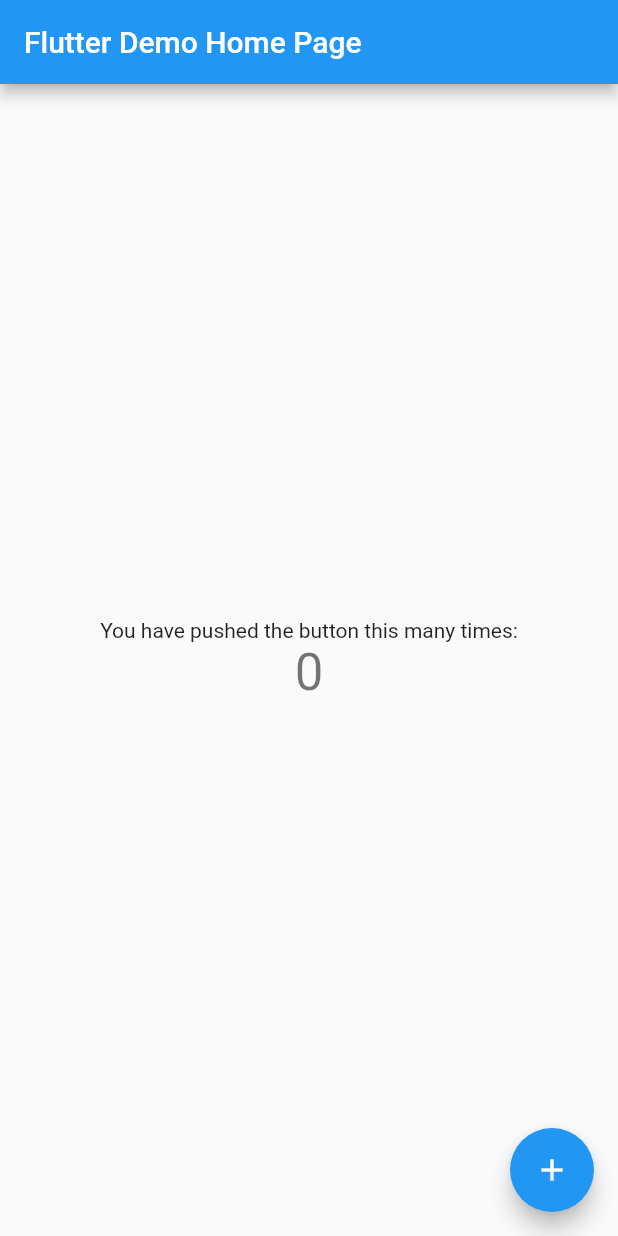
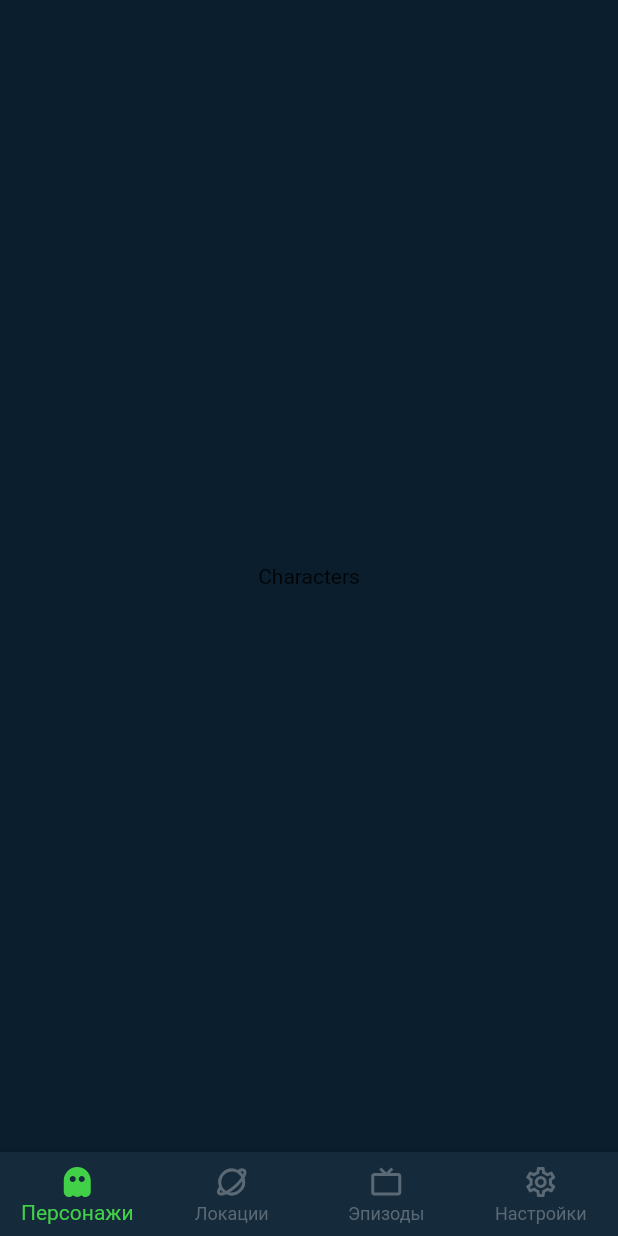
Before and after one commit to Kolyanchik1115/rick_morty, a Flutter app: the screen it shows after launch, on a phone screen of 412 x 824 dp. Run offline on Flutter 3.47's test engine with Material 2 defaults, Android fonts, the phone set to English and light mode, and no system bars; our stand-ins replace icons_plus.

Commit message:
Add nav bar with custom icons

```diff
--- /dev/null
+++ b/lib/config/app_router.dart
@@ -0,0 +1,38 @@
+import 'package:flutter/material.dart';
+import 'package:rick_morty/screens/character/character_screen.dart';
+import 'package:rick_morty/screens/episode/episode.dart';
+import 'package:rick_morty/screens/home/home_screen.dart';
+import 'package:rick_morty/screens/location/location.dart';
+import 'package:rick_morty/screens/settings/settings.dart';
+
+class AppRouter {
+  static Route onGenerationRoute(RouteSettings settings) {
+    debugPrint('This is route: ${settings.name}');
+
+    switch (settings.name) {
+      case '/':
+        return HomeScreen.route();
+      case '/character':
+        return CharacterScreen.route();
+      case '/location':
+        return LocationScreen.route();
+      case '/settings':
+        return SettingsScreen.route();
+      case '/episode':
+        return EpisodeScreen.route();
+      default:
+        return _errorRoute();
+    }
+  }
+
+  static Route _errorRoute() {
+    return MaterialPageRoute(
+      settings: const RouteSettings(name: '/error'),
+      builder: (_) => Scaffold(
+        appBar: AppBar(
+          title: const Text('Error'),
+        ),
+      ),
+    );
+  }
+}
--- /dev/null
+++ b/lib/config/theme.dart
@@ -0,0 +1,39 @@
+import 'package:flutter/material.dart';
+
+ThemeData theme() {
+  return ThemeData(
+    scaffoldBackgroundColor: const Color(0xff0B1E2D),
+    bottomNavigationBarTheme: const BottomNavigationBarThemeData(
+      backgroundColor: Color(0xff152A3A),
+      selectedItemColor: Color(0xff43D049),
+      unselectedItemColor: Color(0xff5B6975),
+    ),
+    fontFamily: 'Roboto',
+    textTheme: textTheme(),
+  );
+}
+
+TextTheme textTheme() {
+  return const TextTheme(
+    displayLarge: TextStyle(
+      color: Colors.white,
+      fontSize: 16,
+      fontWeight: FontWeight.bold,
+    ),
+    displayMedium: TextStyle(
+      color: Colors.blueAccent,
+      fontSize: 12,
+      fontWeight: FontWeight.bold,
+    ),
+    titleLarge: TextStyle(
+      color: Colors.blueAccent,
+      fontSize: 10,
+      fontWeight: FontWeight.bold,
+    ),
+    bodySmall: TextStyle(
+      color: Colors.black,
+      fontSize: 14,
+      fontWeight: FontWeight.normal,
+    ),
+  );
+}
--- a/lib/main.dart
+++ b/lib/main.dart
@@ -1,115 +1,23 @@
 import 'package:flutter/material.dart';
+import 'package:rick_morty/config/app_router.dart';
+import 'package:rick_morty/config/theme.dart';
+import 'package:rick_morty/screens/home/home_screen.dart';
 
-void main() {
+void main() async {
   runApp(const MyApp());
 }
 
 class MyApp extends StatelessWidget {
   const MyApp({super.key});
 
-  // This widget is the root of your application.
   @override
   Widget build(BuildContext context) {
     return MaterialApp(
-      title: 'Flutter Demo',
-      theme: ThemeData(
-        // This is the theme of your application.
-        //
-        // Try running your application with "flutter run". You'll see the
-        // application has a blue toolbar. Then, without quitting the app, try
-        // changing the primarySwatch below to Colors.green and then invoke
-        // "hot reload" (press "r" in the console where you ran "flutter run",
-        // or simply save your changes to "hot reload" in a Flutter IDE).
-        // Notice that the counter didn't reset back to zero; the application
-        // is not restarted.
-        primarySwatch: Colors.blue,
-      ),
-      home: const MyHomePage(title: 'Flutter Demo Home Page'),
+      title: 'Rick and Morty',
+      debugShowCheckedModeBanner: false,
+      theme: theme(),
+      onGenerateRoute: AppRouter.onGenerationRoute,
+      initialRoute: HomeScreen.routeName,
     );
   }
 }
-
-class MyHomePage extends StatefulWidget {
-  const MyHomePage({super.key, required this.title});
-
-  // This widget is the home page of your application. It is stateful, meaning
-  // that it has a State object (defined below) that contains fields that affect
-  // how it looks.
-
-  // This class is the configuration for the state. It holds the values (in this
-  // case the title) provided by the parent (in this case the App widget) and
-  // used by the build method of the State. Fields in a Widget subclass are
-  // always marked "final".
-
-  final String title;
-
-  @override
-  State<MyHomePage> createState() => _MyHomePageState();
-}
-
-class _MyHomePageState extends State<MyHomePage> {
-  int _counter = 0;
-
-  void _incrementCounter() {
-    setState(() {
-      // This call to setState tells the Flutter framework that something has
-      // changed in this State, which causes it to rerun the build method below
-      // so that the display can reflect the updated values. If we changed
-      // _counter without calling setState(), then the build method would not be
-      // called again, and so nothing would appear to happen.
-      _counter++;
-    });
-  }
-
-  @override
-  Widget build(BuildContext context) {
-    // This method is rerun every time setState is called, for instance as done
-    // by the _incrementCounter method above.
-    //
-    // The Flutter framework has been optimized to make rerunning build methods
-    // fast, so that you can just rebuild anything that needs updating rather
-    // than having to individually change instances of widgets.
-    return Scaffold(
-      appBar: AppBar(
-        // Here we take the value from the MyHomePage object that was created by
-        // the App.build method, and use it to set our appbar title.
-        title: Text(widget.title),
-      ),
-      body: Center(
-        // Center is a layout widget. It takes a single child and positions it
-        // in the middle of the parent.
-        child: Column(
-          // Column is also a layout widget. It takes a list of children and
-          // arranges them vertically. By default, it sizes itself to fit its
-          // children horizontally, and tries to be as tall as its parent.
-          //
-          // Invoke "debug painting" (press "p" in the console, choose the
-          // "Toggle Debug Paint" action from the Flutter Inspector in Android
-          // Studio, or the "Toggle Debug Paint" command in Visual Studio Code)
-          // to see the wireframe for each widget.
-          //
-          // Column has various properties to control how it sizes itself and
-          // how it positions its children. Here we use mainAxisAlignment to
-          // center the children vertically; the main axis here is the vertical
-          // axis because Columns are vertical (the cross axis would be
-          // horizontal).
-          mainAxisAlignment: MainAxisAlignment.center,
-          children: <Widget>[
-            const Text(
-              'You have pushed the button this many times:',
-            ),
-            Text(
-              '$_counter',
-              style: Theme.of(context).textTheme.headlineMedium,
-            ),
-          ],
-        ),
-      ),
-      floatingActionButton: FloatingActionButton(
-        onPressed: _incrementCounter,
-        tooltip: 'Increment',
-        child: const Icon(Icons.add),
-      ), // This trailing comma makes auto-formatting nicer for build methods.
-    );
-  }
-}
--- /dev/null
+++ b/lib/screens/character/character_screen.dart
@@ -0,0 +1,21 @@
+import 'package:flutter/material.dart';
+
+class CharacterScreen extends StatelessWidget {
+  const CharacterScreen({super.key});
+
+  static const String routeName = '/character';
+
+  static Route route() {
+    return MaterialPageRoute(
+      settings: const RouteSettings(name: routeName),
+      builder: (context) => const CharacterScreen(),
+    );
+  }
+
+  @override
+  Widget build(BuildContext context) {
+    return const Scaffold(
+      body: Center(child: Text('Characters')),
+    );
+  }
+}
--- /dev/null
+++ b/lib/screens/home/home_screen.dart
@@ -0,0 +1,71 @@
+import 'package:flutter/material.dart';
+import 'package:icons_plus/icons_plus.dart';
+import 'package:rick_morty/screens/character/character_screen.dart';
+import 'package:rick_morty/screens/episode/episode.dart';
+import 'package:rick_morty/screens/location/location.dart';
+import 'package:rick_morty/screens/settings/settings.dart';
+
+class HomeScreen extends StatefulWidget {
+  const HomeScreen({
+    Key? key,
+  }) : super(key: key);
+
+  @override
+  State<HomeScreen> createState() => _HomeScreenState();
+  static const String routeName = '/';
+
+  static Route route() {
+    return MaterialPageRoute(
+      settings: const RouteSettings(name: routeName),
+      builder: (context) => const HomeScreen(),
+    );
+  }
+}
+
+class _HomeScreenState extends State<HomeScreen> {
+  int _selectedTab = 0;
+  void onSelectedTab(int index) {
+    if (_selectedTab == index) return;
+    setState(() {
+      _selectedTab = index;
+    });
+  }
+
+  @override
+  Widget build(BuildContext context) {
+    return Scaffold(
+      body: IndexedStack(
+        index: _selectedTab,
+        children: const [
+          CharacterScreen(),
+          LocationScreen(),
+          EpisodeScreen(),
+          SettingsScreen(),
+        ],
+      ),
+      bottomNavigationBar: BottomNavigationBar(
+        currentIndex: _selectedTab,
+        type: BottomNavigationBarType.fixed,
+        items: const [
+          BottomNavigationBarItem(
+            icon: Icon(BoxIcons.bxs_ghost),
+            label: 'Персонажи',
+          ),
+          BottomNavigationBarItem(
+            icon: Icon(BoxIcons.bx_planet),
+            label: 'Локации',
+          ),
+          BottomNavigationBarItem(
+            icon: Icon(BoxIcons.bx_tv),
+            label: 'Эпизоды',
+          ),
+          BottomNavigationBarItem(
+            icon: Icon(Icons.settings_outlined),
+            label: 'Настройки',
+          ),
+        ],
+        onTap: onSelectedTab,
+      ),
+    );
+  }
+}
```
Also changed, not shown: lib/screens/episode/episode.dart (added, +21 -0 lines), lib/screens/location/location.dart (added, +21 -0 lines), lib/screens/settings/settings.dart (added, +21 -0 lines), lib/widgets/search_box.dart (added, +44 -0 lines), pubspec.yaml (+8 -22 lines), fonts/Roboto-Regular.ttf (added), pubspec.lock.
